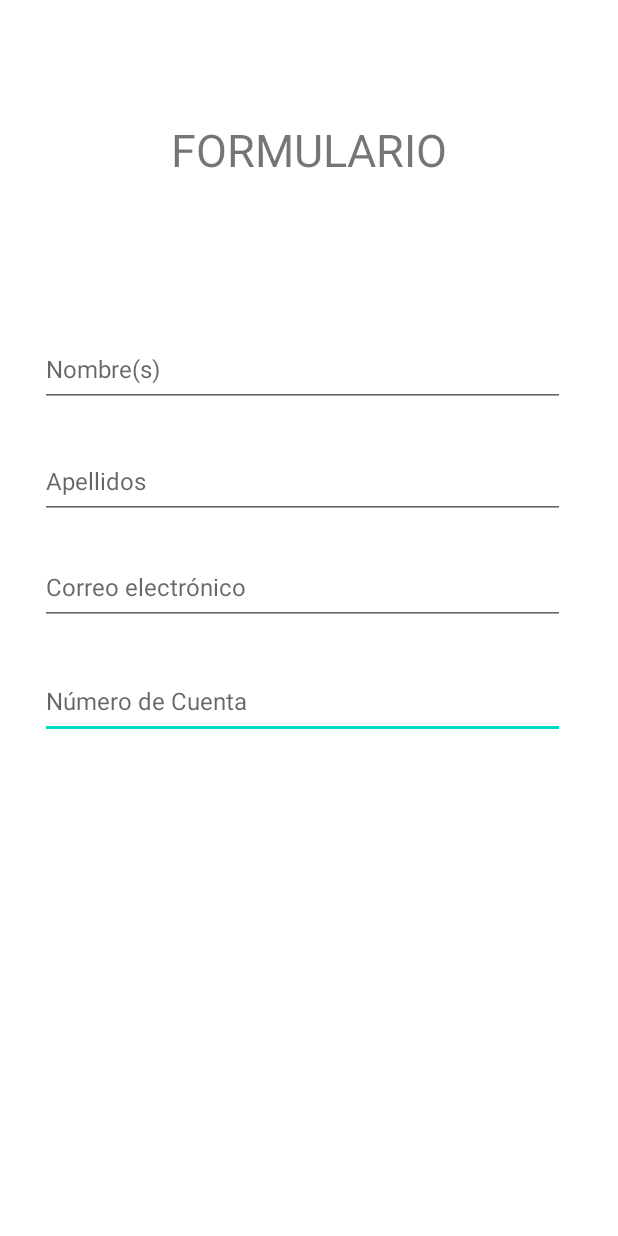
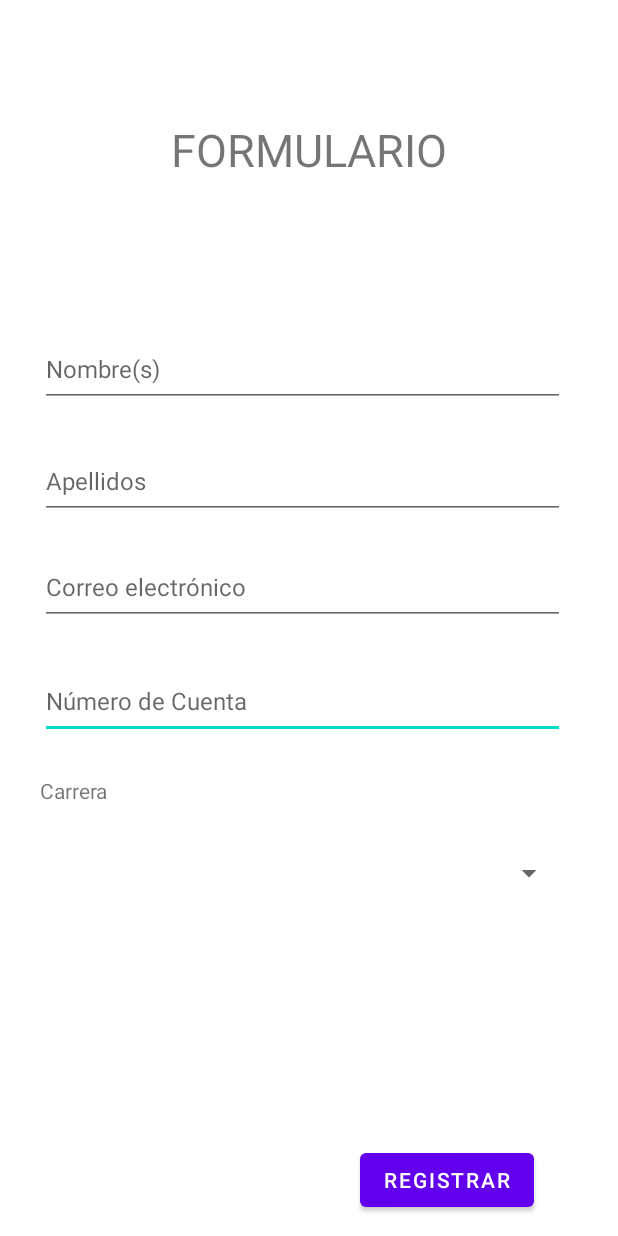
Before and after one commit to Nayarb61/BFTR_E1, an Android app: the layout activity_formulario.xml on its own in the app's theme, with its tools: preview values and no code run, on a phone screen of 412 x 824 dp. Run offline under Robolectric (Android 15) with nearby library versions, the phone set to English and light mode, and no system bars; Roboto replaces fonts that are not available here.

```diff
--- a/app/build.gradle
+++ b/app/build.gradle
@@ -1,6 +1,7 @@
 plugins {
     id 'com.android.application'
     id 'org.jetbrains.kotlin.android'
+    id 'kotlin-parcelize'
 }
 
 android {
--- a/app/src/main/AndroidManifest.xml
+++ b/app/src/main/AndroidManifest.xml
@@ -18,6 +18,11 @@
         </activity>
 
         <activity
+            android:name=".PDatos"
+            android:exported="false">
+        </activity>
+
+        <activity
             android:name=".MainActivity"
             android:exported="true">
             <intent-filter>
--- a/app/src/main/res/layout/activity_formulario.xml
+++ b/app/src/main/res/layout/activity_formulario.xml
@@ -13,7 +13,7 @@
         android:ems="10"
         android:hint="@string/NoCuenta"
         android:importantForAutofill="no"
-        android:inputType="textPersonName"
+        android:inputType="number"
         android:textSize="16sp"
         app:layout_constraintBottom_toBottomOf="parent"
         app:layout_constraintEnd_toEndOf="parent"
@@ -83,5 +83,42 @@
         app:layout_constraintTop_toTopOf="parent"
         app:layout_constraintVertical_bias="0.474" />
 
+    <Spinner
+        android:id="@+id/spinner"
+        android:layout_width="350dp"
+        android:layout_height="50dp"
+        app:layout_constraintBottom_toBottomOf="parent"
+        app:layout_constraintEnd_toEndOf="parent"
+        app:layout_constraintHorizontal_bias="0.426"
+        app:layout_constraintStart_toStartOf="parent"
+        app:layout_constraintTop_toTopOf="parent"
+        app:layout_constraintVertical_bias="0.72" />
+
+    <TextView
+        android:id="@+id/textView"
+        android:layout_width="wrap_content"
+        android:layout_height="wrap_content"
+        android:layout_marginBottom="16dp"
+        android:text="@string/Carrera"
+        app:layout_constraintBottom_toBottomOf="parent"
+        app:layout_constraintEnd_toEndOf="parent"
+        app:layout_constraintHorizontal_bias="0.072"
+        app:layout_constraintStart_toStartOf="parent"
+        app:layout_constraintTop_toTopOf="parent"
+        app:layout_constraintVertical_bias="0.656" />
+
+    <Button
+        android:id="@+id/button"
+        android:layout_width="wrap_content"
+        android:layout_height="wrap_content"
+        android:onClick="click"
+        android:text="@string/BtnRegistrar"
+        app:layout_constraintBottom_toBottomOf="parent"
+        app:layout_constraintEnd_toEndOf="parent"
+        app:layout_constraintHorizontal_bias="0.81"
+        app:layout_constraintStart_toStartOf="parent"
+        app:layout_constraintTop_toBottomOf="@+id/spinner"
+        app:layout_constraintVertical_bias="0.922" />
+
 
 </androidx.constraintlayout.widget.ConstraintLayout>
```
Also changed, not shown: app/src/main/java/com/example/bftr_e1/Formulario.kt (+79 -3 lines), app/src/main/java/com/example/bftr_e1/PDatos.kt (+36 -0 lines), app/src/main/java/com/example/bftr_e1/Usuario.kt (added, +8 -0 lines), app/src/main/res/layout/activity_pdatos.xml (+48 -0 lines), app/src/main/res/values/strings.xml (+27 -0 lines).
